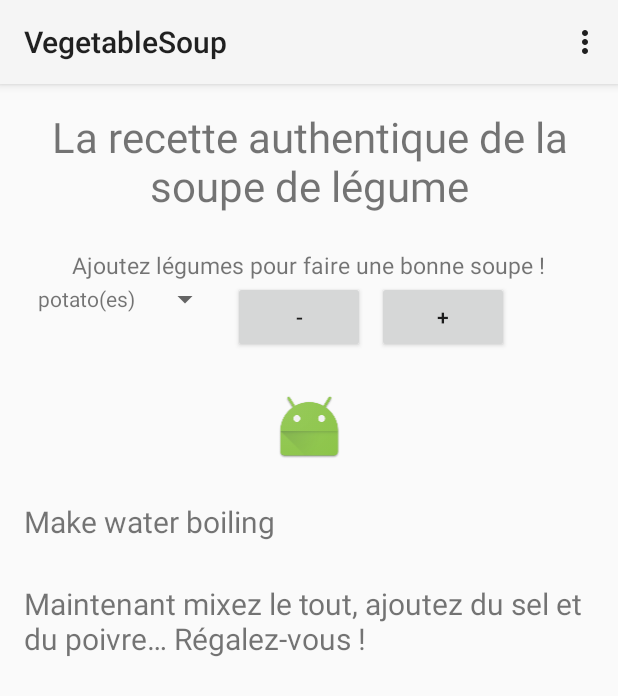
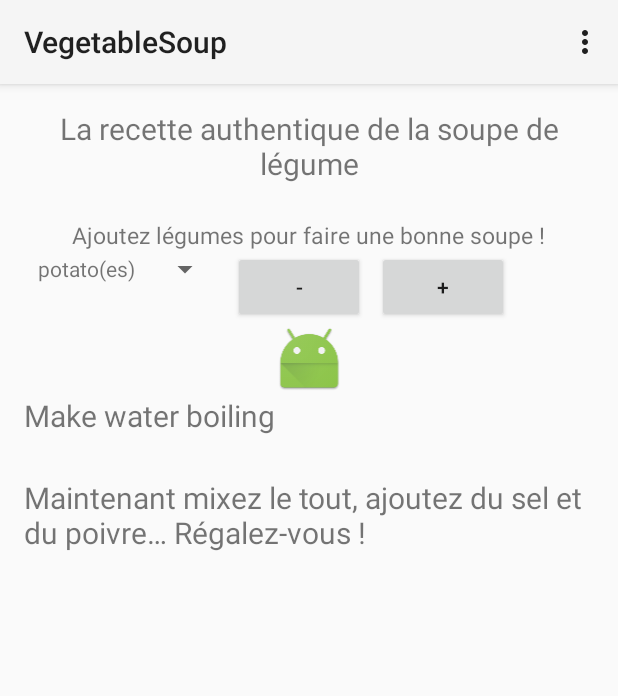
Before and after one commit to BriceSD/VegetableSoup, an Android app: the screen it shows after launch (MainActivity), on a phone screen of 412 x 824 dp. Shown: the top 696 px of the screen. Run offline under Robolectric (Android 15) with nearby library versions, the phone set to English and light mode, and no system bars.

Commit message:
Now keeps data upon resume

```diff
--- a/VegetableSoup/src/main/java/iust/android/tp1/saunier_debes_brice/vegetablesoup/MainActivity.java
+++ b/VegetableSoup/src/main/java/iust/android/tp1/saunier_debes_brice/vegetablesoup/MainActivity.java
@@ -23,12 +23,12 @@ public class MainActivity
     super.onCreate(savedInstanceState);
     setContentView(R.layout.activity_main);
 
-    final Spinner  sw1                   = (Spinner) findViewById(R.id.spinner_list_ingredients);
-    final TextView soupRecipeIngredients = (TextView) findViewById(R.id.soupeRecipeIngredients);
+    final Spinner  ingredientsList       = (Spinner) findViewById(R.id.spinner_list_ingredients);
+    final TextView soupRecipeIngredients = (TextView) findViewById(R.id.soup_recipe_ingredients);
 
 
     adapter = new SoupIngredientsListAdapter(this);
-    sw1.setAdapter(adapter);
+    ingredientsList.setAdapter(adapter);
 
     Button addVegetable    = (Button) findViewById(R.id.addVegetable);
     Button removeVegetable = (Button) findViewById(R.id.removeVegetable);
@@ -36,7 +36,7 @@ public class MainActivity
     addVegetable.setOnClickListener(new View.OnClickListener() {
       @Override
       public void onClick(View v) {
-        final int selectedItemPosition = sw1.getSelectedItemPosition();
+        final int selectedItemPosition = ingredientsList.getSelectedItemPosition();
 
         adapter.incrementQuantity(selectedItemPosition);
 
@@ -47,7 +47,7 @@ public class MainActivity
     removeVegetable.setOnClickListener(new View.OnClickListener() {
       @Override
       public void onClick(View v) {
-        adapter.decrementQuantity(sw1.getSelectedItemPosition());
+        adapter.decrementQuantity(ingredientsList.getSelectedItemPosition());
         soupRecipeIngredients.setText(makeRecipeIngredientsString());
       }
     });
@@ -94,4 +94,21 @@ public class MainActivity
 
     return super.onOptionsItemSelected(item);
   }
+
+  @Override
+  protected void onRestoreInstanceState(Bundle savedInstanceState) {
+    super.onRestoreInstanceState(savedInstanceState);
+
+    this.adapter = (SoupIngredientsListAdapter) savedInstanceState.getSerializable("SoupIngredientsListAdapter");
+
+    final TextView soupRecipeIngredients = (TextView) findViewById(R.id.soup_recipe_ingredients);
+    soupRecipeIngredients.setText(makeRecipeIngredientsString());
+  }
+
+  @Override
+  protected void onSaveInstanceState(Bundle outState) {
+    super.onSaveInstanceState(outState);
+
+    outState.putSerializable("SoupIngredientsListAdapter", this.adapter);
+  }
 }
--- a/VegetableSoup/src/main/java/iust/android/tp1/saunier_debes_brice/vegetablesoup/SoupIngredientsListAdapter.java
+++ b/VegetableSoup/src/main/java/iust/android/tp1/saunier_debes_brice/vegetablesoup/SoupIngredientsListAdapter.java
@@ -13,8 +13,10 @@ import android.view.ViewGroup;
 import android.widget.BaseAdapter;
 import android.widget.TextView;
 
+import java.io.Serializable;
+
 public class SoupIngredientsListAdapter
-    extends BaseAdapter {
+    extends BaseAdapter implements Serializable {
 
 // ------------------------------ FIELDS ------------------------------
 
--- a/VegetableSoup/src/main/res/layout/activity_main.xml
+++ b/VegetableSoup/src/main/res/layout/activity_main.xml
@@ -18,8 +18,8 @@
         android:layout_height="wrap_content"
         android:text="@string/tw1"
         android:id="@+id/tw1"
-        android:textSize="28sp"
-        android:gravity="center"/>
+        android:textSize="20sp"
+        android:gravity="center" android:layout_gravity="center"/>
     <TextView
         android:layout_width="wrap_content"
         android:layout_height="wrap_content"
@@ -60,8 +60,8 @@
         android:layout_height="wrap_content"
         android:id="@+id/imageView" android:layout_gravity="center_horizontal"
         android:src="@mipmap/ic_launcher"
-        android:layout_marginTop="25dp" android:contentDescription="@string/aPicture"
-        android:layout_marginBottom="25dp"/>
+        android:contentDescription="@string/aPicture"
+    />
     <LinearLayout
         android:orientation="vertical"
         android:layout_width="match_parent"
@@ -74,7 +74,7 @@
       <TextView
           android:layout_width="wrap_content"
           android:layout_height="wrap_content"
-          android:id="@+id/soupeRecipeIngredients" android:textSize="20sp"/>
+          android:id="@+id/soup_recipe_ingredients" android:textSize="20sp"/>
       <TextView
           android:layout_width="wrap_content"
           android:layout_height="wrap_content"
```
